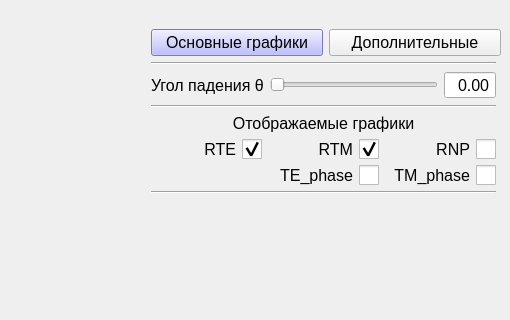
Above: static/Ui_test.ui from IDAnton/Drude-Lorentz before the change; both pictures show x 633 to 1143 and y 0 to 320 of the 1143 by 799 pixel window. Below: the same form after it.
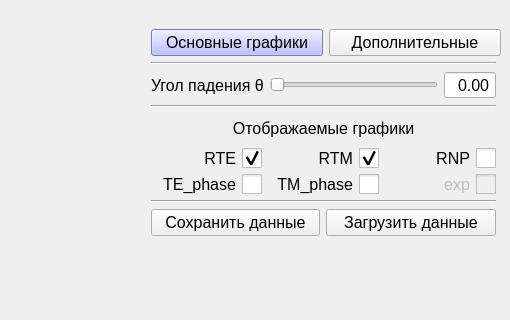
That is the form after the change. The open tabs and pages were chosen to show the change. Custom widgets are drawn as their Qt base class.

What changed in the file:
```diff
--- a/static/Ui_test.ui
+++ b/static/Ui_test.ui
@@ -1058,7 +1058,7 @@
               <x>0</x>
               <y>0</y>
               <width>351</width>
-              <height>158</height>
+              <height>174</height>
              </rect>
             </property>
             <layout class="QVBoxLayout" name="GraphShowLayout_2">
@@ -1155,6 +1155,9 @@
              </item>
              <item>
               <layout class="QGridLayout" name="GraphShowGridLayout_2">
+               <property name="verticalSpacing">
+                <number>6</number>
+               </property>
                <item row="0" column="2">
                 <widget class="QCheckBox" name="RTE_waveShowButton">
                  <property name="font">
@@ -1227,29 +1230,7 @@
                  </property>
                 </widget>
                </item>
-               <item row="1" column="0">
-                <widget class="QCheckBox" name="TM_phaseShowButton">
-                 <property name="font">
-                  <font>
-                   <family>Arial</family>
-                   <pointsize>12</pointsize>
-                  </font>
-                 </property>
-                 <property name="styleSheet">
-                  <string notr="true">QCheckBox::indicator {
-     width: 20px;
-     height: 20px;
-}</string>
-                 </property>
-                 <property name="text">
-                  <string>TM_phase</string>
-                 </property>
-                 <property name="checked">
-                  <bool>false</bool>
-                 </property>
-                </widget>
-               </item>
-               <item row="1" column="1">
+               <item row="1" column="2">
                 <widget class="QCheckBox" name="TE_phaseShowButton">
                  <property name="font">
                   <font>
@@ -1271,6 +1252,53 @@
                  </property>
                 </widget>
                </item>
+               <item row="1" column="1">
+                <widget class="QCheckBox" name="TM_phaseShowButton">
+                 <property name="font">
+                  <font>
+                   <family>Arial</family>
+                   <pointsize>12</pointsize>
+                  </font>
+                 </property>
+                 <property name="styleSheet">
+                  <string notr="true">QCheckBox::indicator {
+     width: 20px;
+     height: 20px;
+}</string>
+                 </property>
+                 <property name="text">
+                  <string>TM_phase</string>
+                 </property>
+                 <property name="checked">
+                  <bool>false</bool>
+                 </property>
+                </widget>
+               </item>
+               <item row="1" column="0">
+                <widget class="QCheckBox" name="Exp2ShowButton">
+                 <property name="enabled">
+                  <bool>false</bool>
+                 </property>
+                 <property name="font">
+                  <font>
+                   <family>Arial</family>
+                   <pointsize>12</pointsize>
+                  </font>
+                 </property>
+                 <property name="styleSheet">
+                  <string notr="true">QCheckBox::indicator {
+     width: 20px;
+     height: 20px;
+}</string>
+                 </property>
+                 <property name="text">
+                  <string>exp</string>
+                 </property>
+                 <property name="checked">
+                  <bool>false</bool>
+                 </property>
+                </widget>
+               </item>
               </layout>
              </item>
              <item>
@@ -1281,17 +1309,22 @@
               </widget>
              </item>
              <item>
-              <spacer name="verticalSpacer_2">
-               <property name="orientation">
-                <enum>Qt::Vertical</enum>
-               </property>
-               <property name="sizeHint" stdset="0">
-                <size>
-                 <width>20</width>
-                 <height>40</height>
-                </size>
-               </property>
-              </spacer>
+              <layout class="QHBoxLayout" name="ExportLayout_3">
+               <item>
+                <widget class="QPushButton" name="ImportButton2">
+                 <property name="text">
+                  <string>Загрузить данные</string>
+                 </property>
+                </widget>
+               </item>
+               <item>
+                <widget class="QPushButton" name="ExportButton2">
+                 <property name="text">
+                  <string>Сохранить данные</string>
+                 </property>
+                </widget>
+               </item>
+              </layout>
              </item>
             </layout>
            </widget>
```
Left out of the diff: 180 changed lines with no effect on the pictures.
